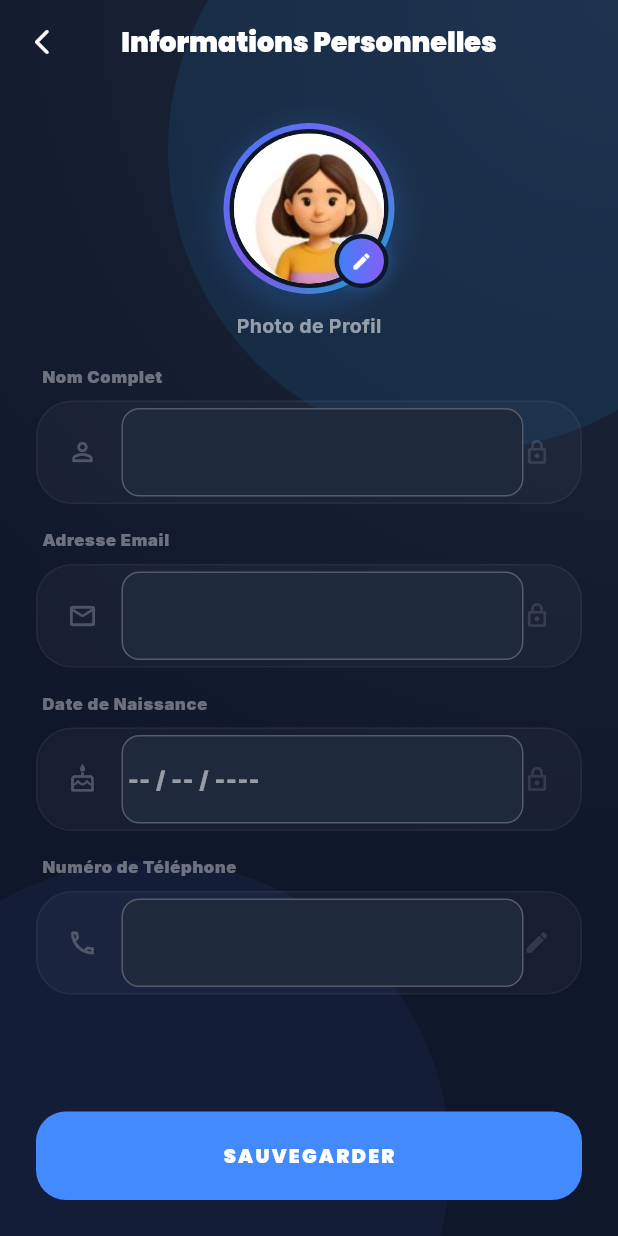
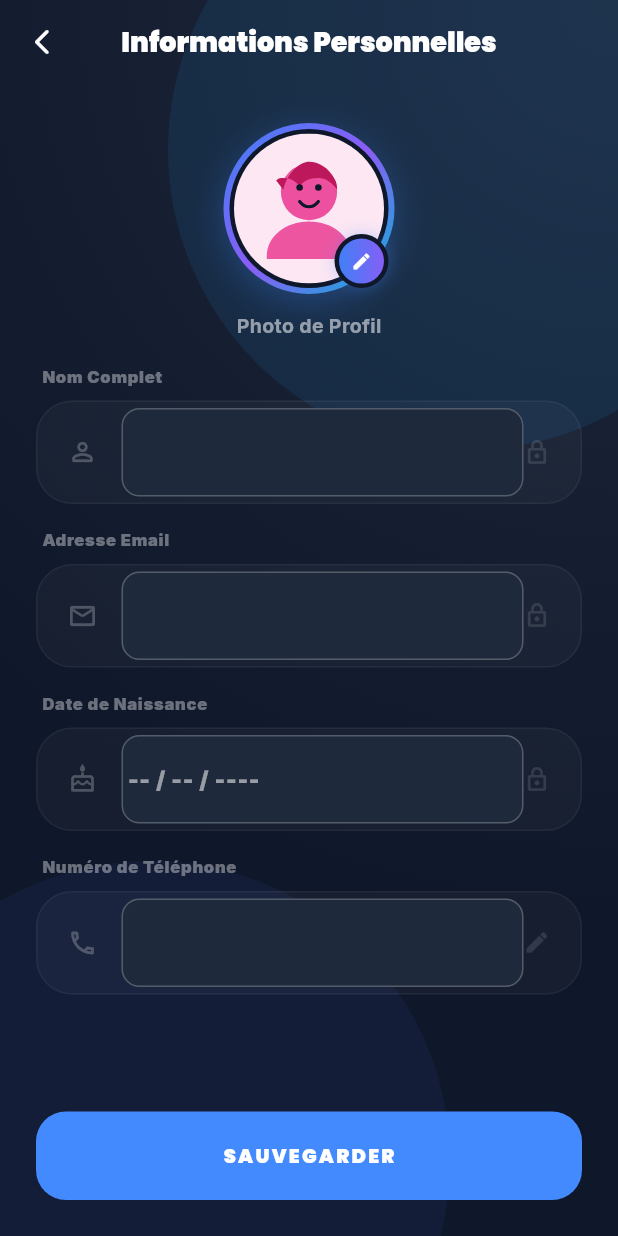
Before and after one commit to aidanesoufyane-dev/ikenas-app, a Flutter app: the PersonalInfoScreen screen opened directly, on a phone screen of 412 x 824 dp. Run offline on Flutter 3.47's test engine with Material 3 defaults, Android fonts, the phone set to English and light mode, and no system bars; our stand-ins replace audioplayers, cached_network_image, dio, file_picker, firebase_core, firebase_messaging and 14 more; missing offline and left inert: record; accounts and stored records are empty; network calls fail.

Commit message:
feat: switch avatars to SVG files (boy-01.svg / girl-01.svg)
- Add flutter_svg dependency
- Register avatarss/ folder in pubspec assets
- Update SpriteAvatar to render SVGs via SvgPicture.asset

Co-Authored-By: Claude Sonnet 4.6 <noreply@anthropic.com>

```diff
--- a/lib/core/widgets/sprite_avatar.dart
+++ b/lib/core/widgets/sprite_avatar.dart
@@ -1,18 +1,19 @@
 import 'package:flutter/material.dart';
+import 'package:flutter_svg/flutter_svg.dart';
 
-/// Returns the asset path for the gender avatar.
-/// gender: 'F' / 'female' / 'f' → avatar_1 (female)
-/// anything else / null           → avatar_2 (male)
+/// Returns the SVG asset path for the gender avatar.
+/// gender: 'F' / 'female' / 'f' → girl-01.svg (female)
+/// anything else / null           → boy-01.svg (male)
 String genderAvatarAsset(String? gender) {
   final g = gender?.toLowerCase().trim() ?? '';
   if (g == 'f' || g == 'female' || g == 'féminin' || g == 'feminin') {
-    return 'assets/images/avatars/avatar_1.png';
+    return 'avatarss/girl-01.svg';
   }
-  return 'assets/images/avatars/avatar_2.png';
+  return 'avatarss/boy-01.svg';
 }
 
 class SpriteAvatar extends StatelessWidget {
-  /// 0 = female (avatar_1), 1 = male (avatar_2), null = male default
+  /// 0 = female (girl-01), 1 = male (boy-01), null = male default
   final int? index;
   final double size;
   final String? gender;
@@ -30,54 +31,16 @@ class SpriteAvatar extends StatelessWidget {
     if (gender != null) {
       assetPath = genderAvatarAsset(gender);
     } else if (index == 0) {
-      assetPath = 'assets/images/avatars/avatar_1.png';
+      assetPath = 'avatarss/girl-01.svg';
     } else {
-      assetPath = 'assets/images/avatars/avatar_2.png';
+      assetPath = 'avatarss/boy-01.svg';
     }
 
-    return Container(
+    return SvgPicture.asset(
+      assetPath,
       width: size,
       height: size,
-      decoration: BoxDecoration(
-        shape: BoxShape.circle,
-        color: const Color(0xFFF0EDE8),
-        boxShadow: [
-          BoxShadow(
-            color: Colors.black.withValues(alpha: 0.15),
-            blurRadius: size * 0.12,
-            offset: Offset(0, size * 0.04),
-          ),
-        ],
-      ),
-      clipBehavior: Clip.antiAlias,
-      child: Image.asset(
-        assetPath,
-        width: size,
-        height: size,
-        fit: BoxFit.cover,
-        gaplessPlayback: true,
-        errorBuilder: (context, error, stackTrace) => _buildFallback(),
-      ),
-    );
-  }
-
-  Widget _buildFallback() {
-    return Container(
-      width: size,
-      height: size,
-      decoration: const BoxDecoration(
-        shape: BoxShape.circle,
-        gradient: LinearGradient(
-          colors: [Color(0xFF3B82F6), Color(0xFF8B5CF6)],
-          begin: Alignment.topLeft,
-          end: Alignment.bottomRight,
-        ),
-      ),
-      child: Icon(
-        Icons.person_rounded,
-        color: Colors.white.withValues(alpha: 0.8),
-        size: size * 0.5,
-      ),
+      fit: BoxFit.cover,
     );
   }
 }
--- a/pubspec.yaml
+++ b/pubspec.yaml
@@ -49,6 +49,7 @@ dependencies:
   socket_io_client: ^2.0.3+1
   pdf: ^3.12.0
   printing: ^5.14.3
+  flutter_svg: ^2.0.10+1
 dependency_overrides:
   record_platform_interface: 1.1.0
 
@@ -64,3 +65,4 @@ flutter:
     - assets/images/image3.png
     - assets/images/avatars/
     - assets/lang/
+    - avatarss/
```
